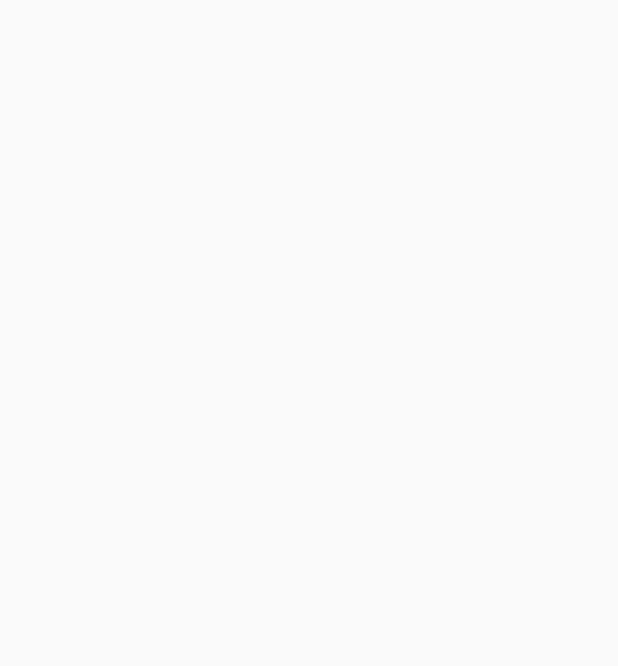
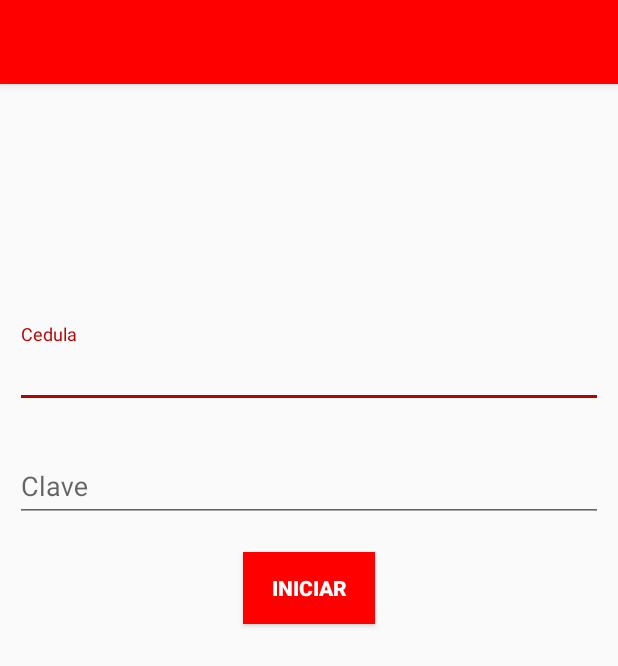
Before and after one commit to brandonmacay/ColegioJambeli, an Android app: the DocenteActivity screen opened directly, with no data from a screen before it, on a phone screen of 412 x 824 dp. Before the commit the part shown is empty. Shown: the top 666 px of the screen. Run offline under Robolectric (Android 15) with nearby library versions, the light colour scheme and no system bars.

Commit message:
avanzando interfaz

```diff
--- a/app/src/main/AndroidManifest.xml
+++ b/app/src/main/AndroidManifest.xml
@@ -16,7 +16,7 @@
             android:theme="@style/EstudianteStyle" />
         <activity android:name=".Estudiante.EstudianteActivity"
             android:theme="@style/EstudianteStyle"/>
-        <activity android:name=".Docente.DocenteActivity" />
+        <activity android:name=".Docente.DocenteActivity" android:theme="@style/DocenteStyle"/>
         <activity android:name=".MainActivity">
             <intent-filter>
                 <action android:name="android.intent.action.MAIN" />
--- a/app/src/main/res/layout/activity_docente.xml
+++ b/app/src/main/res/layout/activity_docente.xml
@@ -1,9 +1,51 @@
 <?xml version="1.0" encoding="utf-8"?>
-<androidx.constraintlayout.widget.ConstraintLayout xmlns:android="http://schemas.android.com/apk/res/android"
-    xmlns:app="http://schemas.android.com/apk/res-auto"
+<LinearLayout
+    xmlns:android="http://schemas.android.com/apk/res/android"
     xmlns:tools="http://schemas.android.com/tools"
     android:layout_width="match_parent"
     android:layout_height="match_parent"
-    tools:context=".Docente.DocenteActivity">
+    android:orientation="vertical"
+    tools:context=".Docente.DocenteActivity"
+    android:theme="@style/DocenteStyle"
+    >
+    <include
+        android:id="@+id/include"
+        layout="@layout/toolbar_main" />
 
-</androidx.constraintlayout.widget.ConstraintLayout>
+    <View
+        android:layout_width="match_parent"
+        android:layout_height="150dp"
+        />
+    <com.google.android.material.textfield.TextInputLayout
+        android:layout_margin="10dp"
+        android:layout_width="match_parent"
+        android:layout_height="wrap_content">
+
+        <com.google.android.material.textfield.TextInputEditText
+            android:layout_width="match_parent"
+            android:layout_height="wrap_content"
+            android:hint="Cedula" />
+    </com.google.android.material.textfield.TextInputLayout>
+
+    <com.google.android.material.textfield.TextInputLayout
+        android:layout_margin="10dp"
+        android:layout_width="match_parent"
+        android:layout_height="wrap_content">
+
+        <com.google.android.material.textfield.TextInputEditText
+            android:layout_width="match_parent"
+            android:layout_height="wrap_content"
+            android:hint="Clave" />
+    </com.google.android.material.textfield.TextInputLayout>
+
+    <Button
+        android:id="@+id/button"
+        android:layout_width="wrap_content"
+        android:layout_height="wrap_content"
+        android:text="Iniciar"
+        android:layout_margin="10dp"
+        android:layout_gravity="center"
+        android:background="@color/rojo"
+        android:textColor="@color/blanco"
+        android:textStyle="bold" />
+</LinearLayout>
--- a/app/src/main/res/layout/activity_estudiante.xml
+++ b/app/src/main/res/layout/activity_estudiante.xml
@@ -30,6 +30,7 @@
         android:layout_width="wrap_content"
         android:layout_height="35dp"
         android:layout_marginBottom="388dp"
+        android:backgroundTint="@color/verde"
         app:layout_constraintBottom_toTopOf="@+id/linearLayout"
         app:layout_constraintEnd_toEndOf="parent"
         app:layout_constraintStart_toStartOf="parent" />
@@ -49,9 +50,9 @@
 
         <Button
             android:id="@+id/btn_listo"
-            android:background="@color/verde"
             android:textColor="@android:color/white"
             android:textStyle="bold"
+            android:background="?selectableItemBackgroundBorderless"
             android:layout_width="wrap_content"
             android:layout_height="wrap_content"
             android:text="@string/listo" />
--- a/app/src/main/res/layout/fragment_docentes.xml
+++ b/app/src/main/res/layout/fragment_docentes.xml
@@ -9,6 +9,8 @@
     <TextView
         android:layout_width="match_parent"
         android:layout_height="match_parent"
-        android:text="@string/hello_blank_fragment" />
+        android:gravity="center"
+        android:textSize="40sp"
+        android:text="@string/docentes" />
 
 </FrameLayout>
--- a/app/src/main/res/layout/toolbar_main.xml
+++ b/app/src/main/res/layout/toolbar_main.xml
@@ -1,18 +1,14 @@
 <?xml version="1.0" encoding="utf-8"?>
 <com.google.android.material.appbar.AppBarLayout
     xmlns:android="http://schemas.android.com/apk/res/android"
-    xmlns:app="http://schemas.android.com/apk/res-auto"
     android:layout_width="match_parent"
     android:layout_height="wrap_content"
     android:theme="@style/ThemeOverlay.AppCompat.Dark.ActionBar"
     >
-
     <androidx.appcompat.widget.Toolbar
         android:id="@+id/toolbar"
         android:layout_width="match_parent"
         android:layout_height="?attr/actionBarSize"
         android:background="?attr/colorPrimary">
     </androidx.appcompat.widget.Toolbar>
-
-
 </com.google.android.material.appbar.AppBarLayout>
--- a/app/src/main/res/values/colors.xml
+++ b/app/src/main/res/values/colors.xml
@@ -4,6 +4,7 @@
     <color name="colorPrimaryDark">#00574B</color>
     <color name="colorAccent">#D81B60</color>
     <color name="rojo">#FF0000</color>
+    <color name="rojoscuro">#B80101</color>
     <color name="azul">#007EDD</color>
     <color name="verde">#04A329</color>
     <color name="verdeoscuro">#036919</color>
--- a/app/src/main/res/values/styles.xml
+++ b/app/src/main/res/values/styles.xml
@@ -11,7 +11,7 @@
     <style name="DocenteStyle" parent="Theme.AppCompat.Light.NoActionBar">
         <item name="colorPrimary">@color/rojo</item>
         <item name="colorPrimaryDark">@color/rojo</item>
-        <item name="colorAccent">@color/blanco</item>
+        <item name="colorAccent">@color/rojoscuro</item>
     </style>
 
 
```
Also changed, not shown: app/src/main/java/com/vluver/cbj/colegio/Estudiante/EstudianteActivity.java (+16 -19 lines), app/src/main/java/com/vluver/cbj/colegio/Estudiante/MainEstudianteActivity.java (+5 -11 lines), app/src/main/java/com/vluver/cbj/colegio/Session.java (added, +37 -0 lines), app/src/main/res/layout/activity_main.xml (+28 -23 lines), app/src/main/res/layout/activity_main_estudiante.xml (+26 -25 lines), app/src/main/res/layout/fragment_horario.xml (+42 -5 lines), app/src/main/res/values/strings.xml (+7 -0 lines).
